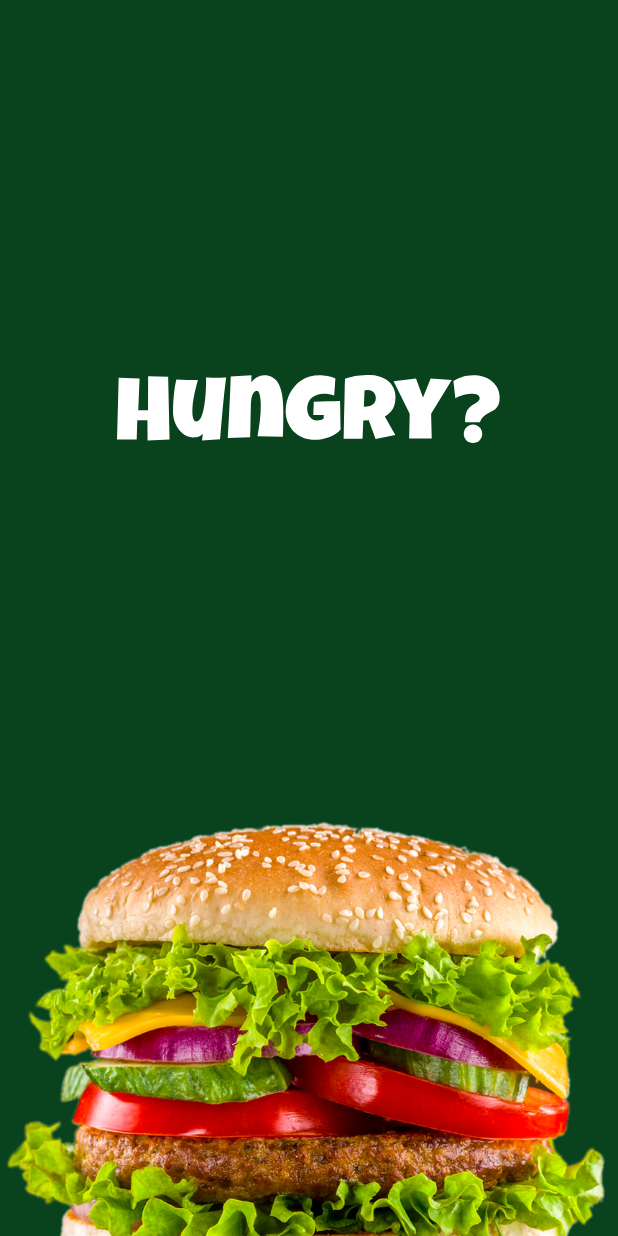
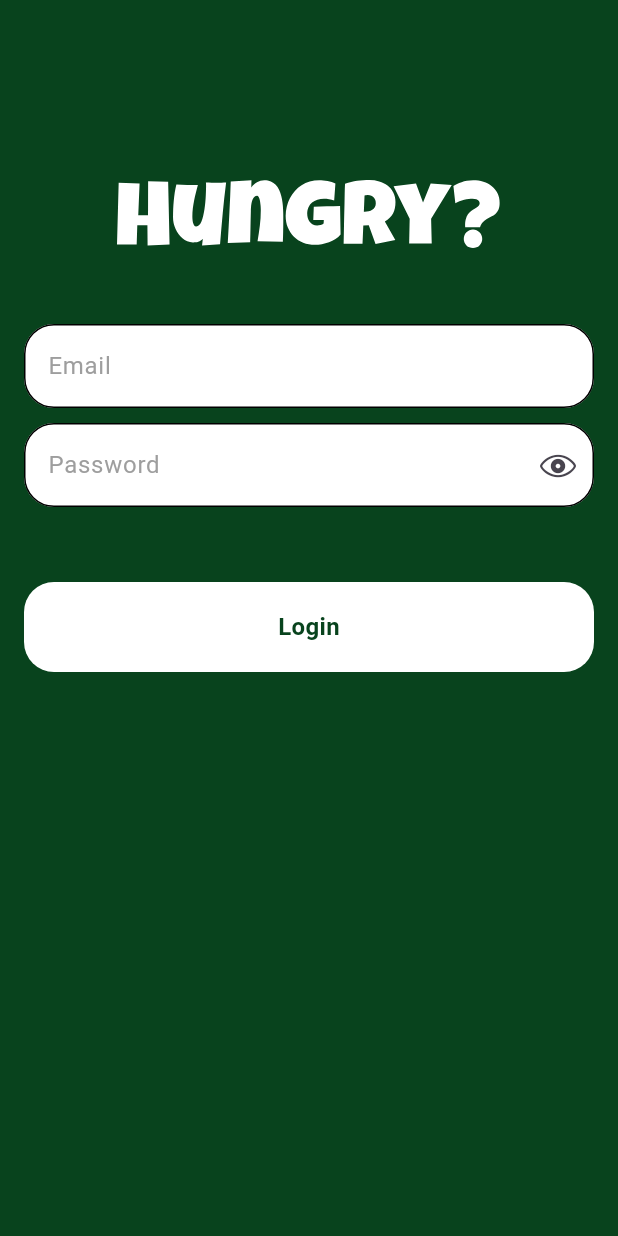
Before and after one commit to AshrafElManDoh/hungry_app, a Flutter app: the screen it shows after launch, on a phone screen of 412 x 824 dp. Run offline on Flutter 3.47's test engine with Material 3 defaults, Android fonts, the phone set to English and light mode, and no system bars; our stand-ins replace flutter_svg, gap.

Commit message:
add UI for login and sign up views

```diff
--- /dev/null
+++ b/lib/features/auth/views/widgets/custom_btn.dart
@@ -0,0 +1,32 @@
+import 'package:flutter/material.dart';
+import 'package:hungry_app/core/constants/app_colors.dart';
+
+class CustomBtn extends StatelessWidget {
+  const CustomBtn({super.key, required this.title, this.onTap});
+  final String title;
+  final Function()? onTap ;
+
+  @override
+  Widget build(BuildContext context) {
+    return GestureDetector(
+      onTap: onTap,
+      child: Container(
+        height: 60,
+        decoration: BoxDecoration(
+          color: Colors.white,
+          borderRadius: BorderRadius.circular(20),
+        ),
+        child: Center(
+          child: Text(
+            title,
+            style: TextStyle(
+              fontSize: 16,
+              fontWeight: FontWeight.bold,
+              color: AppColors.primaryColor,
+            ),
+          ),
+        ),
+      ),
+    );
+  }
+}
--- /dev/null
+++ b/lib/features/auth/views/widgets/custom_email_field.dart
@@ -0,0 +1,42 @@
+import 'package:flutter/material.dart';
+
+import '../../../../core/constants/app_colors.dart';
+
+class CustomEmailField extends StatelessWidget {
+  const CustomEmailField({super.key, required this.hint, required this.controller});
+  final String hint ;
+  final TextEditingController controller ;
+
+  @override
+  Widget build(BuildContext context) {
+    return TextFormField(
+      cursorColor: AppColors.primaryColor,
+      controller: controller,
+      style: TextStyle(color: AppColors.primaryColor),
+      autovalidateMode: AutovalidateMode.onUserInteraction,
+      validator: (v){
+        if(v == null || v.isEmpty)
+          {
+            return 'This field is required' ;
+          }
+        return null ;
+      },
+      decoration: InputDecoration(
+        errorStyle: TextStyle(color: Colors.amberAccent),
+        filled: true,
+        fillColor: Colors.white,
+        hintText: hint,
+        hintStyle: TextStyle(color: Colors.grey),
+        enabledBorder: buildOutlineInputBorder(),
+        focusedBorder: buildOutlineInputBorder(),
+        border: buildOutlineInputBorder(),
+      ),
+    );
+  }
+
+  OutlineInputBorder buildOutlineInputBorder() {
+    return OutlineInputBorder(
+        borderRadius: BorderRadius.circular(20),
+      );
+  }
+}
--- /dev/null
+++ b/lib/features/auth/views/widgets/custom_pass_field.dart
@@ -0,0 +1,63 @@
+import 'package:flutter/cupertino.dart';
+import 'package:flutter/material.dart';
+
+import '../../../../core/constants/app_colors.dart';
+
+class CustomPassField extends StatefulWidget {
+  const CustomPassField({
+    super.key,
+    required this.hint,
+    required this.controller,
+  });
+  final String hint;
+  final TextEditingController controller;
+
+  @override
+  State<CustomPassField> createState() => _CustomPassFieldState();
+}
+
+class _CustomPassFieldState extends State<CustomPassField> {
+  bool isObsecure = true;
+
+  @override
+  Widget build(BuildContext context) {
+    return TextFormField(
+      cursorColor: AppColors.primaryColor,
+      controller: widget.controller,
+      autovalidateMode: AutovalidateMode.onUserInteraction,
+      style: TextStyle(color: AppColors.primaryColor),
+      validator: (v) {
+        if (v == null || v.isEmpty) {
+          return 'This field is required';
+        }
+        return null;
+      },
+      obscureText: isObsecure,
+
+      decoration: InputDecoration(
+        errorStyle: TextStyle(color: Colors.amberAccent),
+        filled: true,
+        fillColor: Colors.white,
+        suffixIcon: IconButton(
+          onPressed: () {
+            setState(() {
+              isObsecure = !isObsecure;
+            });
+          },
+          icon: Icon(
+            isObsecure ? CupertinoIcons.eye : CupertinoIcons.eye_slash,
+          ),
+        ),
+        hintText: widget.hint,
+        hintStyle: TextStyle(color: Colors.grey),
+        enabledBorder: buildOutlineInputBorder(),
+        focusedBorder: buildOutlineInputBorder(),
+        border: buildOutlineInputBorder(),
+      ),
+    );
+  }
+
+  OutlineInputBorder buildOutlineInputBorder() {
+    return OutlineInputBorder(borderRadius: BorderRadius.circular(20));
+  }
+}
--- /dev/null
+++ b/lib/features/auth/views/widgets/login_view.dart
@@ -0,0 +1,68 @@
+import 'package:flutter/material.dart';
+import 'package:flutter_svg/svg.dart';
+import 'package:gap/gap.dart';
+import 'package:hungry_app/features/auth/views/widgets/custom_email_field.dart';
+import 'package:hungry_app/features/auth/views/widgets/custom_pass_field.dart';
+
+import '../../../../core/constants/app_colors.dart';
+import 'custom_btn.dart';
+
+class LoginView extends StatefulWidget {
+  const LoginView({super.key});
+
+  @override
+  State<LoginView> createState() => _LoginViewState();
+}
+
+class _LoginViewState extends State<LoginView> {
+  late GlobalKey<FormState> formKey ;
+  late TextEditingController emailController;
+  late TextEditingController passController;
+  @override
+  void initState() {
+    formKey=GlobalKey<FormState>();
+    emailController = TextEditingController();
+    passController = TextEditingController();
+    super.initState();
+  }
+  @override
+  Widget build(BuildContext context) {
+    return GestureDetector(
+      onTap: () {
+        FocusScope.of(context).unfocus();
+      },
+      child: Scaffold(
+        backgroundColor: AppColors.primaryColor,
+        body: Padding(
+          padding: const EdgeInsets.symmetric(horizontal: 16),
+          child: Form(
+            key: formKey,
+            child: Column(
+              crossAxisAlignment: CrossAxisAlignment.center,
+              children: [
+                Gap(120),
+                SvgPicture.asset("assets/logo/hungry.svg"),
+                Gap(50),
+                CustomEmailField(hint: "Email", controller: emailController),
+                Gap(10),
+                CustomPassField(hint: "Password", controller: passController),
+                Gap(50),
+                CustomBtn(
+                  title: "Login",
+                  onTap: () {
+                    if (formKey.currentState!.validate()) {
+                      Navigator.push(
+                        context,
+                        MaterialPageRoute(builder: (c) => LoginView()),
+                      );
+                    }
+                  },
+                ),
+              ],
+            ),
+          ),
+        ),
+      ),
+    );
+  }
+}
--- a/lib/main.dart
+++ b/lib/main.dart
@@ -1,4 +1,5 @@
 import 'package:flutter/material.dart';
+import 'package:hungry_app/features/auth/views/widgets/login_view.dart';
 import 'package:hungry_app/splash_view.dart';
 
 void main() {
@@ -13,7 +14,7 @@ class MyApp extends StatelessWidget {
   Widget build(BuildContext context) {
     return MaterialApp(
       debugShowCheckedModeBanner: false,
-      home: const SplashView(),
+      home: const LoginView(),
     );
   }
 }
--- a/pubspec.yaml
+++ b/pubspec.yaml
@@ -36,6 +36,7 @@ dependencies:
   cupertino_icons: ^1.0.8
   flutter_bloc: ^9.1.1
   flutter_svg: ^2.2.2
+  gap: ^3.0.1
 
 dev_dependencies:
   flutter_test:
```
Also changed, not shown: lib/features/auth/views/sign_up_view.dart (added, +90 -0 lines), lib/splash_view.dart (+21 -2 lines), pubspec.lock.
